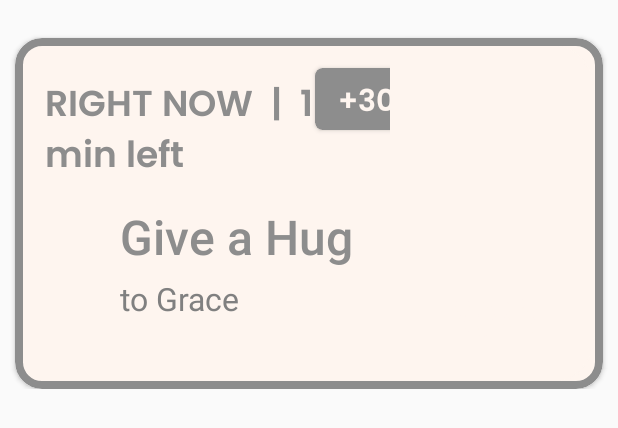
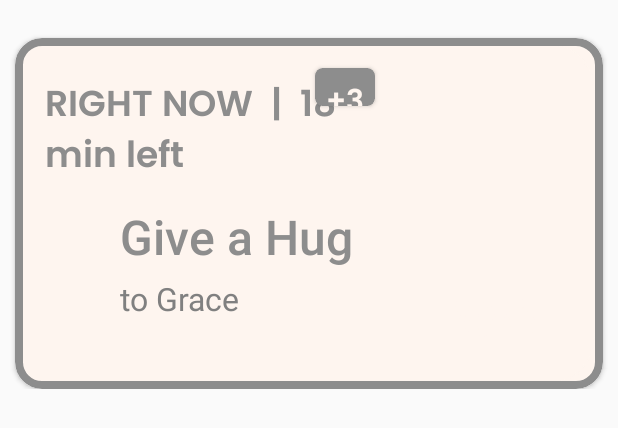
Before and after one commit to bonnie-chin/Fam_Jam, an Android app: the layout mission_card_day.xml on its own in the app's theme, with its tools: preview values and no code run, on a phone screen of 412 x 824 dp. Shown: the top 428 px of the screen. Run offline under Robolectric (Android 15) with nearby library versions, the phone set to English and light mode, and no system bars; Roboto replaces fonts that are not available here.

Commit message:
fixing sizing of points

```diff
--- a/app/src/main/java/fam_jam/fam_jam/ItemAdapter.java
+++ b/app/src/main/java/fam_jam/fam_jam/ItemAdapter.java
@@ -156,6 +156,7 @@ public class ItemAdapter extends RecyclerView.Adapter<ItemAdapter.MyViewHolder>
                 break;
             case 1:
                 header += "COMPLETED";
+
                 break;
             case 2:
                 header += "MISSED";
--- a/app/src/main/res/layout/mission_card_day.xml
+++ b/app/src/main/res/layout/mission_card_day.xml
@@ -72,8 +72,8 @@
                         android:fontFamily="@font/poppins_semibold"/>
                     <android.support.v7.widget.CardView
                         android:id="@+id/top_card"
-                        android:layout_width="150px"
-                        android:layout_height="62px"
+                        android:layout_width="40dp"
+                        android:layout_height="25dp"
                         android:layout_marginTop = "20dp"
                         android:layout_marginLeft="-50dp"
                         app:cardBackgroundColor="#8D8D8D"
@@ -88,7 +88,7 @@
                             android:layout_marginRight="3dp"
                             android:layout_marginTop="10px"
                             android:fontFamily="@font/poppins_semibold"
-                            android:text="+30pts"
+                            android:text="+30"
                             android:gravity="center"
                             android:textColor="#FEF5EF"
                             android:textSize="30px"
```
